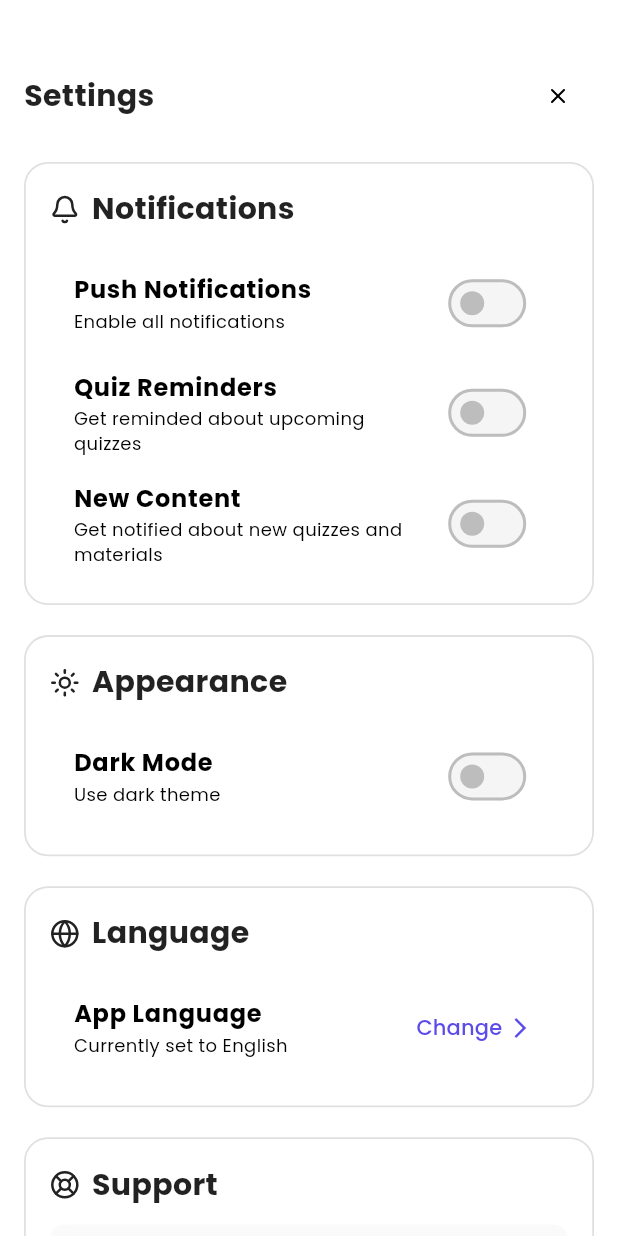
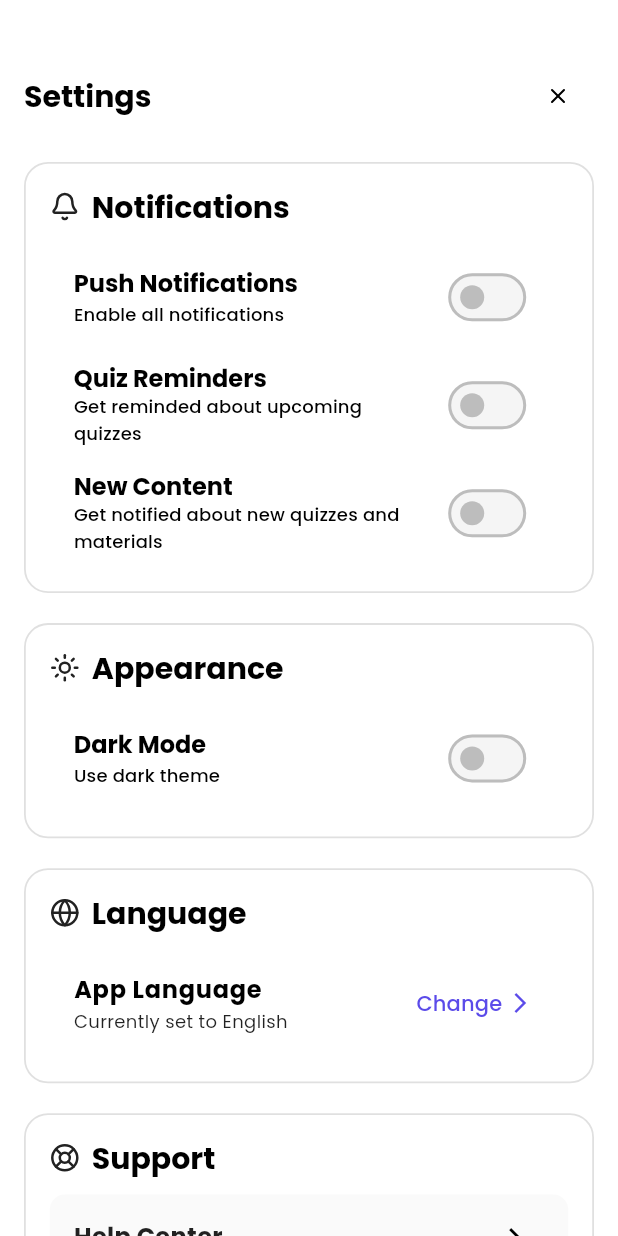
Before and after one commit to Aswin964567/learnify_app, a Flutter app: the SettingsScreen screen opened by its route, on a phone screen of 412 x 824 dp. Run offline on Flutter 3.47's test engine with Material 3 defaults, Android fonts, the phone set to English and light mode, and no system bars; our stand-ins replace carousel_slider, flutter_riverpod, gap, go_router, google_fonts, lucide_icons.

Commit message:
update(textStyle):text style changed in setting screen

```diff
--- a/lib/features/settings/presentation/screens/settings_screen.dart
+++ b/lib/features/settings/presentation/screens/settings_screen.dart
@@ -36,15 +36,23 @@ class SettingsScreen extends StatelessWidget {
           Gap(20),
           Center(
             child: Column(
-              children: const [
+              children: [
                 Text(
                   'Learnify v1.0.0',
-                  style: TextStyle(fontSize: 12, color: Colors.grey),
+                  style: context.textTheme.bodySmall?.copyWith(
+                    fontSize: 12,
+                    color: Colors.grey,
+                  ),
+                  // style: TextStyle(fontSize: 12, color: Colors.grey),
                 ),
                 Gap(4),
                 Text(
                   '© 2025 AppliedCognito',
-                  style: TextStyle(fontSize: 12, color: Colors.grey),
+                  style: context.textTheme.bodySmall?.copyWith(
+                    fontSize: 12,
+                    color: Colors.grey,
+                  ),
+                  // style: TextStyle(fontSize: 12, color: Colors.grey),
                 ),
               ],
             ),
--- a/lib/features/settings/presentation/widgets/account_section.dart
+++ b/lib/features/settings/presentation/widgets/account_section.dart
@@ -1,5 +1,6 @@
 import 'package:flutter/material.dart';
 import 'package:gap/gap.dart';
+import 'package:learnify_app/core/extensions/context_extensions.dart';
 import 'package:lucide_icons/lucide_icons.dart';
 
 import 'setting_switch_tile.dart';
@@ -65,7 +66,11 @@ class AccountTile extends StatelessWidget {
       child: ListTile(
         title: Text(
           title,
-          style: const TextStyle(fontWeight: FontWeight.bold, fontSize: 16),
+          style: context.textTheme.bodyLarge?.copyWith(
+            fontSize: 16,
+            fontWeight: FontWeight.bold,
+          ),
+          // style: const TextStyle(fontWeight: FontWeight.bold, fontSize: 16),
         ),
         onTap: onTap,
       ),
--- a/lib/features/settings/presentation/widgets/language_section.dart
+++ b/lib/features/settings/presentation/widgets/language_section.dart
@@ -1,4 +1,5 @@
 import 'package:flutter/material.dart';
+import 'package:learnify_app/core/extensions/context_extensions.dart';
 import 'package:lucide_icons/lucide_icons.dart';
 
 import 'setting_switch_tile.dart';
@@ -13,13 +14,22 @@ class LanguageSection extends StatelessWidget {
       icon: LucideIcons.globe,
       children: [
         ListTile(
-          title: const Text(
+          title: Text(
             'App Language',
-            style: TextStyle(fontSize: 16, fontWeight: FontWeight.bold),
+            style: context.textTheme.bodyLarge?.copyWith(
+              fontSize: 16,
+              fontWeight: FontWeight.bold,
+            ),
+
+            // style: TextStyle(fontSize: 16, fontWeight: FontWeight.bold),
           ),
-          subtitle: const Text(
+          subtitle: Text(
             'Currently set to English',
-            style: TextStyle(fontSize: 12),
+            style: context.textTheme.bodyMedium?.copyWith(
+              fontSize: 12,
+              // color: Colors.grey,
+            ),
+            // style: TextStyle(fontSize: 12),
           ),
 
           trailing: TextButton(
--- a/lib/features/settings/presentation/widgets/setting_switch_tile.dart
+++ b/lib/features/settings/presentation/widgets/setting_switch_tile.dart
@@ -1,4 +1,5 @@
 import 'package:flutter/material.dart';
+import 'package:learnify_app/core/extensions/context_extensions.dart';
 
 class SettingSwitchTile extends StatelessWidget {
   final String title;
@@ -19,9 +20,20 @@ class SettingSwitchTile extends StatelessWidget {
     return SwitchListTile(
       title: Text(
         title,
-        style: const TextStyle(fontSize: 16, fontWeight: FontWeight.bold),
+        style: context.textTheme.titleLarge?.copyWith(
+          fontSize: 16,
+          fontWeight: FontWeight.bold,
+        ),
+        // style: const TextStyle(fontSize: 16, fontWeight: FontWeight.bold),
       ),
-      subtitle: Text(subtitle, style: const TextStyle(fontSize: 12)),
+      subtitle: Text(
+        subtitle,
+        style: context.textTheme.titleMedium?.copyWith(
+          fontSize: 12,
+          // color: Colors.grey,
+        ),
+        // style: const TextStyle(fontSize: 12)
+      ),
       value: value,
       onChanged: onChanged,
       activeColor: Colors.deepPurple,
@@ -47,10 +59,7 @@ class SectionCard extends StatelessWidget {
       // shape: RoundedRectangleBorder(borderRadius: BorderRadius.circular(16)),
       // elevation: 4,
       decoration: BoxDecoration(
-        border: Border.all(
-          color: Colors.grey.shade300,
-          width: 1.2,
-        ),
+        border: Border.all(color: Colors.grey.shade300, width: 1.2),
         borderRadius: BorderRadius.circular(16),
         color: Colors.white,
       ),
@@ -65,10 +74,14 @@ class SectionCard extends StatelessWidget {
                 const SizedBox(width: 8),
                 Text(
                   title,
-                  style: const TextStyle(
+                  style: context.textTheme.titleLarge?.copyWith(
                     fontSize: 20,
                     fontWeight: FontWeight.bold,
                   ),
+                  // style: const TextStyle(
+                  //   fontSize: 20,
+                  //   fontWeight: FontWeight.bold,
+                  // ),
                 ),
               ],
             ),
--- a/lib/features/settings/presentation/widgets/setting_title_section.dart
+++ b/lib/features/settings/presentation/widgets/setting_title_section.dart
@@ -1,4 +1,5 @@
 import 'package:flutter/material.dart';
+import 'package:learnify_app/core/extensions/context_extensions.dart';
 import 'package:lucide_icons/lucide_icons.dart';
 
 class SettingTitleSection extends StatelessWidget {
@@ -12,7 +13,12 @@ class SettingTitleSection extends StatelessWidget {
         children: [
           Text(
             "Settings",
-            style: TextStyle(fontSize: 20, fontWeight: FontWeight.bold),
+            style: context.textTheme.titleLarge?.copyWith(
+              fontSize: 20,
+              fontWeight: FontWeight.bold,
+            ),
+
+            // style: TextStyle(fontSize: 20, fontWeight: FontWeight.bold),
           ),
           Spacer(),
           IconButton(
--- a/lib/features/settings/presentation/widgets/support_section.dart
+++ b/lib/features/settings/presentation/widgets/support_section.dart
@@ -1,5 +1,6 @@
 import 'package:flutter/material.dart';
 import 'package:gap/gap.dart';
+import 'package:learnify_app/core/extensions/context_extensions.dart';
 import 'package:lucide_icons/lucide_icons.dart';
 import 'setting_switch_tile.dart';
 
@@ -40,7 +41,11 @@ class SupportTile extends StatelessWidget {
       child: ListTile(
         title: Text(
           title,
-          style: const TextStyle(fontWeight: FontWeight.bold, fontSize: 16),
+          style: context.textTheme.bodyMedium?.copyWith(
+            fontSize: 16,
+            fontWeight: FontWeight.bold,
+          ),
+          // style: const TextStyle(fontWeight: FontWeight.bold, fontSize: 16),
         ),
         trailing: const Icon(Icons.chevron_right),
         onTap: onTap,
```
